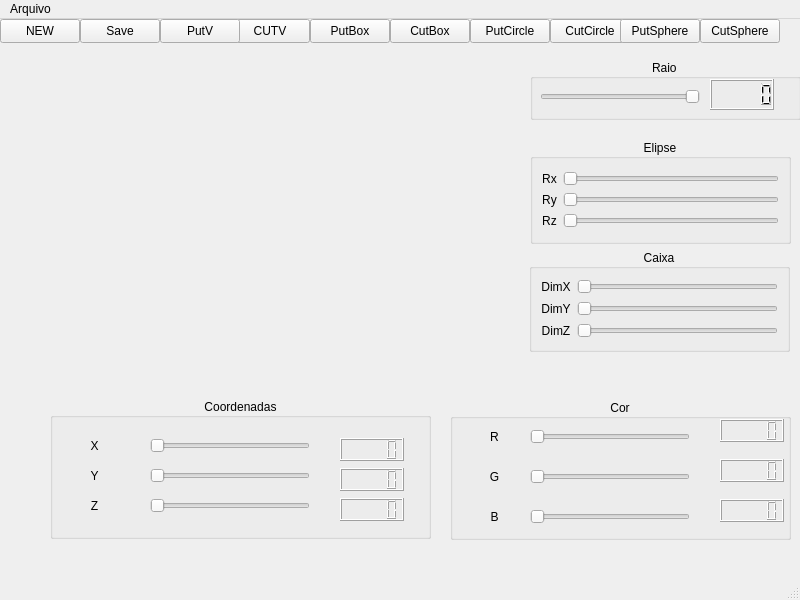
This is programacaoAvancada/Unidade 3/sculptor/mainwindow.ui in josefelix11/programacao_avancada as Qt 5 draws it before an edit. The edited form follows.
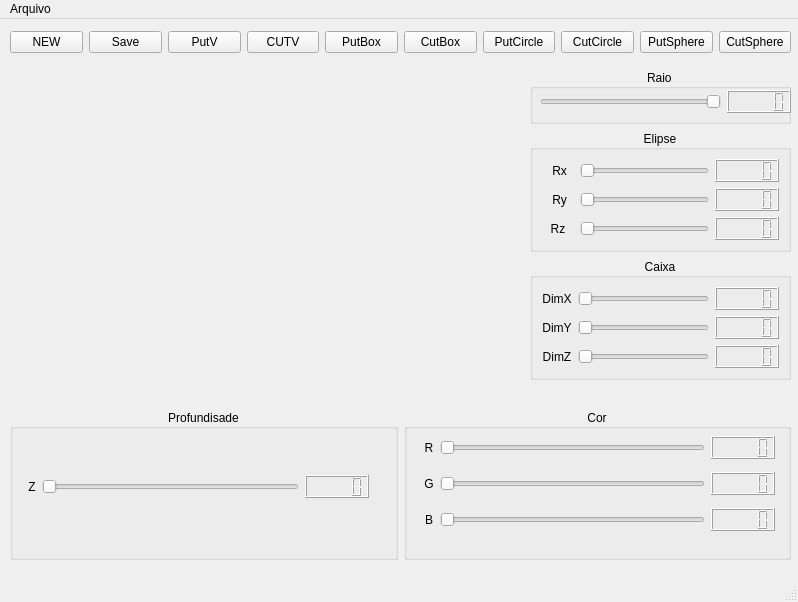
This is the edited form. Icons and pictures are not drawn. Custom widgets are drawn as their Qt base class.

```diff
--- a/programacaoAvancada/Unidade 3/sculptor/mainwindow.ui
+++ b/programacaoAvancada/Unidade 3/sculptor/mainwindow.ui
@@ -6,23 +6,118 @@
    <rect>
     <x>0</x>
     <y>0</y>
-    <width>800</width>
-    <height>600</height>
+    <width>798</width>
+    <height>602</height>
    </rect>
   </property>
   <property name="windowTitle">
    <string>MainWindow</string>
   </property>
   <widget class="QWidget" name="centralwidget">
+   <widget class="VisaoXY" name="widget" native="true">
+    <property name="geometry">
+     <rect>
+      <x>100</x>
+      <y>40</y>
+      <width>331</width>
+      <height>331</height>
+     </rect>
+    </property>
+   </widget>
+   <widget class="QWidget" name="">
+    <property name="geometry">
+     <rect>
+      <x>10</x>
+      <y>10</y>
+      <width>781</width>
+      <height>26</height>
+     </rect>
+    </property>
+    <layout class="QHBoxLayout" name="horizontalLayout_3">
+     <item>
+      <widget class="QPushButton" name="pushButtonNew">
+       <property name="text">
+        <string>NEW</string>
+       </property>
+      </widget>
+     </item>
+     <item>
+      <widget class="QPushButton" name="pushButtonSave">
+       <property name="text">
+        <string>Save</string>
+       </property>
+      </widget>
+     </item>
+     <item>
+      <widget class="QPushButton" name="pushButtonPutVoxel">
+       <property name="text">
+        <string>PutV</string>
+       </property>
+      </widget>
+     </item>
+     <item>
+      <widget class="QPushButton" name="pushButtonCutVoxel">
+       <property name="text">
+        <string>CUTV</string>
+       </property>
+      </widget>
+     </item>
+     <item>
+      <widget class="QPushButton" name="pushButtonPutBox">
+       <property name="text">
+        <string>PutBox</string>
+       </property>
+      </widget>
+     </item>
+     <item>
+      <widget class="QPushButton" name="pushButtonCutBox">
+       <property name="text">
+        <string>CutBox</string>
+       </property>
+      </widget>
+     </item>
+     <item>
+      <widget class="QPushButton" name="pushButtonPutCircle">
+       <property name="text">
+        <string>PutCircle</string>
+       </property>
+      </widget>
+     </item>
+     <item>
+      <widget class="QPushButton" name="pushButtonCutCircle">
+       <property name="text">
+        <string>CutCircle</string>
+       </property>
+      </widget>
+     </item>
+     <item>
+      <widget class="QPushButton" name="pushButtonPutSphere">
+       <property name="text">
+        <string>PutSphere</string>
+       </property>
+      </widget>
+     </item>
+     <item>
+      <widget class="QPushButton" name="pushButtonCutSphere">
+       <property name="text">
+        <string>CutSphere</string>
+       </property>
+      </widget>
+     </item>
+    </layout>
+   </widget>
+   <widget class="QWidget" name="">
+    <property name="geometry">
+     <rect>
+      <x>530</x>
+      <y>50</y>
+      <width>261</width>
+      <height>311</height>
+     </rect>
+    </property>
+    <layout class="QVBoxLayout" name="verticalLayout_2">
+     <item>
    <widget class="QGroupBox" name="groupBoxRaio">
-    <property name="geometry">
-     <rect>
-      <x>530</x>
-      <y>40</y>
-      <width>271</width>
-      <height>61</height>
-     </rect>
-    </property>
     <property name="layoutDirection">
      <enum>Qt::RightToLeft</enum>
     </property>
@@ -32,39 +127,32 @@
     <property name="alignment">
      <set>Qt::AlignCenter</set>
     </property>
+       <widget class="QWidget" name="">
+        <property name="geometry">
+         <rect>
+          <x>10</x>
+          <y>20</y>
+          <width>251</width>
+          <height>25</height>
+         </rect>
+        </property>
+        <layout class="QGridLayout" name="gridLayout_6">
+         <item row="0" column="1">
+          <widget class="QLCDNumber" name="lcdNumberRaio"/>
+         </item>
+         <item row="0" column="2">
     <widget class="QSlider" name="horizontalSliderRaio">
-     <property name="geometry">
-      <rect>
-       <x>10</x>
-       <y>30</y>
-       <width>160</width>
-       <height>16</height>
-      </rect>
-     </property>
      <property name="orientation">
       <enum>Qt::Horizontal</enum>
      </property>
     </widget>
-    <widget class="QLCDNumber" name="lcdNumberRaio">
-     <property name="geometry">
-      <rect>
-       <x>180</x>
-       <y>20</y>
-       <width>64</width>
-       <height>31</height>
-      </rect>
-     </property>
-    </widget>
-   </widget>
+         </item>
+        </layout>
+       </widget>
+      </widget>
+     </item>
+     <item>
    <widget class="QGroupBox" name="groupBoxElipse">
-    <property name="geometry">
-     <rect>
-      <x>530</x>
-      <y>120</y>
-      <width>261</width>
-      <height>105</height>
-     </rect>
-    </property>
     <property name="title">
      <string>Elipse</string>
     </property>
@@ -77,37 +165,23 @@
        <item row="0" column="0">
         <widget class="QLabel" name="labelRx">
          <property name="text">
-          <string>Rx</string>
+             <string>   Rx  </string>
          </property>
          <property name="alignment">
           <set>Qt::AlignCenter</set>
          </property>
         </widget>
        </item>
-       <item row="0" column="1">
-        <widget class="QSlider" name="horizontalSlider1ELipse">
-         <property name="orientation">
-          <enum>Qt::Horizontal</enum>
-         </property>
-        </widget>
-       </item>
        <item row="1" column="0">
         <widget class="QLabel" name="labelRy">
          <property name="text">
-          <string>Ry</string>
+             <string> Ry</string>
          </property>
          <property name="alignment">
           <set>Qt::AlignCenter</set>
          </property>
         </widget>
        </item>
-       <item row="1" column="1">
-        <widget class="QSlider" name="horizontalSlider2Elipse">
-         <property name="orientation">
-          <enum>Qt::Horizontal</enum>
-         </property>
-        </widget>
-       </item>
        <item row="2" column="0">
         <widget class="QLabel" name="labelRz">
          <property name="text">
@@ -118,6 +192,13 @@
          </property>
         </widget>
        </item>
+          <item row="0" column="1">
+           <widget class="QSlider" name="horizontalSlider1ELipse">
+            <property name="orientation">
+             <enum>Qt::Horizontal</enum>
+            </property>
+           </widget>
+          </item>
        <item row="2" column="1">
         <widget class="QSlider" name="horizontalSlider3Elipseslider3Elipse">
          <property name="orientation">
@@ -125,19 +206,29 @@
          </property>
         </widget>
        </item>
+          <item row="1" column="1">
+           <widget class="QSlider" name="horizontalSlider2Elipse">
+            <property name="orientation">
+             <enum>Qt::Horizontal</enum>
+            </property>
+           </widget>
+          </item>
+          <item row="0" column="2">
+           <widget class="QLCDNumber" name="lcdNumber_4"/>
+          </item>
+          <item row="1" column="2">
+           <widget class="QLCDNumber" name="lcdNumber_5"/>
+          </item>
+          <item row="2" column="2">
+           <widget class="QLCDNumber" name="lcdNumber_6"/>
+          </item>
       </layout>
      </item>
     </layout>
    </widget>
+     </item>
+     <item>
    <widget class="QGroupBox" name="groupBoxCaixa">
-    <property name="geometry">
-     <rect>
-      <x>529</x>
-      <y>230</y>
-      <width>261</width>
-      <height>103</height>
-     </rect>
-    </property>
     <property name="title">
      <string>Caixa</string>
     </property>
@@ -146,6 +237,8 @@
     </property>
     <layout class="QGridLayout" name="gridLayout_2">
      <item row="0" column="0">
+         <layout class="QGridLayout" name="gridLayout_5">
+          <item row="0" column="0">
       <widget class="QLabel" name="labelDimx">
        <property name="text">
         <string>DimX</string>
@@ -162,6 +255,9 @@
        </property>
       </widget>
      </item>
+          <item row="0" column="2">
+           <widget class="QLCDNumber" name="lcdNumber"/>
+          </item>
      <item row="1" column="0">
       <widget class="QLabel" name="labelDimY">
        <property name="text">
@@ -179,6 +275,9 @@
        </property>
       </widget>
      </item>
+          <item row="1" column="2">
+           <widget class="QLCDNumber" name="lcdNumber_3"/>
+          </item>
      <item row="2" column="0">
       <widget class="QLabel" name="labelDimZ">
        <property name="text">
@@ -196,194 +295,101 @@
        </property>
       </widget>
      </item>
-    </layout>
-   </widget>
-   <widget class="QPushButton" name="pushButtonNew">
-    <property name="geometry">
-     <rect>
-      <x>0</x>
-      <y>0</y>
-      <width>80</width>
-      <height>24</height>
-     </rect>
-    </property>
-    <property name="text">
-     <string>NEW</string>
-    </property>
+          <item row="2" column="2">
+           <widget class="QLCDNumber" name="lcdNumber_2"/>
+          </item>
+         </layout>
+        </item>
+       </layout>
+      </widget>
+     </item>
+    </layout>
    </widget>
-   <widget class="QPushButton" name="pushButtonSave">
+   <widget class="QWidget" name="">
     <property name="geometry">
      <rect>
-      <x>80</x>
-      <y>0</y>
-      <width>80</width>
-      <height>24</height>
+      <x>10</x>
+      <y>390</y>
+      <width>781</width>
+      <height>151</height>
      </rect>
     </property>
-    <property name="text">
-     <string>Save</string>
-    </property>
-   </widget>
-   <widget class="QPushButton" name="pushButtonCutVoxel">
-    <property name="geometry">
-     <rect>
-      <x>230</x>
-      <y>0</y>
-      <width>80</width>
-      <height>24</height>
-     </rect>
-    </property>
-    <property name="text">
-     <string>CUTV</string>
-    </property>
-   </widget>
-   <widget class="QPushButton" name="pushButtonPutVoxel">
+    <layout class="QHBoxLayout" name="horizontalLayout_2">
+     <item>
+      <widget class="QGroupBox" name="groupBoxCoordenadas">
+       <property name="title">
+        <string>Profundisade</string>
+       </property>
+       <property name="alignment">
+        <set>Qt::AlignCenter</set>
+       </property>
+       <widget class="QWidget" name="">
     <property name="geometry">
      <rect>
-      <x>160</x>
-      <y>0</y>
-      <width>80</width>
-      <height>24</height>
-     </rect>
-    </property>
-    <property name="text">
-     <string>PutV</string>
-    </property>
-   </widget>
-   <widget class="QPushButton" name="pushButtonCutBox">
-    <property name="geometry">
-     <rect>
-      <x>390</x>
-      <y>0</y>
-      <width>80</width>
-      <height>24</height>
-     </rect>
-    </property>
-    <property name="text">
-     <string>CutBox</string>
-    </property>
-   </widget>
-   <widget class="QPushButton" name="pushButtonPutCircle">
-    <property name="geometry">
-     <rect>
-      <x>470</x>
-      <y>0</y>
-      <width>80</width>
-      <height>24</height>
-     </rect>
-    </property>
-    <property name="text">
-     <string>PutCircle</string>
-    </property>
-   </widget>
-   <widget class="QPushButton" name="pushButtonCutCircle">
-    <property name="geometry">
-     <rect>
-      <x>550</x>
-      <y>0</y>
-      <width>80</width>
-      <height>24</height>
-     </rect>
-    </property>
-    <property name="text">
-     <string>CutCircle</string>
-    </property>
-   </widget>
-   <widget class="QPushButton" name="pushButtonPutSphere">
-    <property name="geometry">
-     <rect>
-      <x>620</x>
-      <y>0</y>
-      <width>80</width>
-      <height>24</height>
-     </rect>
-    </property>
-    <property name="text">
-     <string>PutSphere</string>
-    </property>
-   </widget>
-   <widget class="QPushButton" name="pushButtonCutSphere">
-    <property name="geometry">
-     <rect>
-      <x>700</x>
-      <y>0</y>
-      <width>80</width>
-      <height>24</height>
-     </rect>
-    </property>
-    <property name="text">
-     <string>CutSphere</string>
-    </property>
-   </widget>
-   <widget class="QPushButton" name="pushButtonPutBox">
-    <property name="geometry">
-     <rect>
-      <x>310</x>
-      <y>0</y>
-      <width>80</width>
-      <height>24</height>
-     </rect>
-    </property>
-    <property name="text">
-     <string>PutBox</string>
-    </property>
-   </widget>
-   <widget class="QGroupBox" name="groupBox">
-    <property name="geometry">
-     <rect>
-      <x>450</x>
-      <y>380</y>
+          <x>18</x>
+          <y>22</y>
       <width>341</width>
-      <height>141</height>
-     </rect>
-    </property>
+          <height>111</height>
+         </rect>
+        </property>
+        <layout class="QGridLayout" name="gridLayout_7">
+         <item row="0" column="1">
+          <widget class="QSlider" name="horizontalSliderZ">
+           <property name="maximum">
+            <number>30</number>
+           </property>
+           <property name="orientation">
+            <enum>Qt::Horizontal</enum>
+           </property>
+          </widget>
+         </item>
+         <item row="0" column="0">
+          <widget class="QLabel" name="labelZ">
+           <property name="text">
+            <string>Z</string>
+           </property>
+           <property name="alignment">
+            <set>Qt::AlignCenter</set>
+           </property>
+          </widget>
+         </item>
+         <item row="0" column="2">
+          <widget class="QLCDNumber" name="lcdNumberZ"/>
+         </item>
+        </layout>
+       </widget>
+      </widget>
+     </item>
+     <item>
+      <widget class="QGroupBox" name="groupBox">
     <property name="title">
      <string>Cor</string>
     </property>
     <property name="alignment">
      <set>Qt::AlignCenter</set>
     </property>
-    <widget class="QLabel" name="labelR">
+       <widget class="QWidget" name="">
      <property name="geometry">
       <rect>
        <x>20</x>
-       <y>30</y>
-       <width>49</width>
-       <height>16</height>
-      </rect>
-     </property>
-     <property name="text">
-      <string>R</string>
-     </property>
-     <property name="alignment">
-      <set>Qt::AlignCenter</set>
-     </property>
-    </widget>
-    <widget class="QLabel" name="labelG">
-     <property name="geometry">
-      <rect>
-       <x>20</x>
-       <y>70</y>
-       <width>49</width>
-       <height>16</height>
-      </rect>
-     </property>
-     <property name="text">
-      <string>G</string>
-     </property>
-     <property name="alignment">
-      <set>Qt::AlignCenter</set>
-     </property>
-    </widget>
+          <y>20</y>
+          <width>351</width>
+          <height>111</height>
+         </rect>
+        </property>
+        <layout class="QGridLayout" name="gridLayout_8">
+         <item row="1" column="1">
+          <widget class="QSlider" name="horizontalSliderG">
+           <property name="orientation">
+            <enum>Qt::Horizontal</enum>
+           </property>
+          </widget>
+         </item>
+         <item row="2" column="2">
+          <widget class="QLCDNumber" name="lcdNumberB"/>
+         </item>
+         <item row="2" column="0">
     <widget class="QLabel" name="labelB">
-     <property name="geometry">
-      <rect>
-       <x>20</x>
-       <y>110</y>
-       <width>49</width>
-       <height>16</height>
-      </rect>
-     </property>
      <property name="text">
       <string>B</string>
      </property>
@@ -391,208 +397,52 @@
       <set>Qt::AlignCenter</set>
      </property>
     </widget>
-    <widget class="QSlider" name="horizontalSliderR">
-     <property name="geometry">
-      <rect>
-       <x>80</x>
-       <y>30</y>
-       <width>160</width>
-       <height>16</height>
-      </rect>
-     </property>
-     <property name="orientation">
-      <enum>Qt::Horizontal</enum>
-     </property>
-    </widget>
-    <widget class="QSlider" name="horizontalSliderG">
-     <property name="geometry">
-      <rect>
-       <x>80</x>
-       <y>70</y>
-       <width>160</width>
-       <height>16</height>
-      </rect>
-     </property>
-     <property name="orientation">
-      <enum>Qt::Horizontal</enum>
-     </property>
-    </widget>
+         </item>
+         <item row="1" column="2">
+          <widget class="QLCDNumber" name="lcdNumberG"/>
+         </item>
+         <item row="2" column="1">
     <widget class="QSlider" name="horizontalSliderB">
-     <property name="geometry">
-      <rect>
-       <x>80</x>
-       <y>110</y>
-       <width>160</width>
-       <height>16</height>
-      </rect>
-     </property>
      <property name="orientation">
       <enum>Qt::Horizontal</enum>
      </property>
     </widget>
-    <widget class="QLCDNumber" name="lcdNumberR">
-     <property name="geometry">
-      <rect>
-       <x>270</x>
-       <y>20</y>
-       <width>64</width>
-       <height>23</height>
-      </rect>
-     </property>
-    </widget>
-    <widget class="QLCDNumber" name="lcdNumberG">
-     <property name="geometry">
-      <rect>
-       <x>270</x>
-       <y>60</y>
-       <width>64</width>
-       <height>23</height>
-      </rect>
-     </property>
-    </widget>
-    <widget class="QLCDNumber" name="lcdNumberB">
-     <property name="geometry">
-      <rect>
-       <x>270</x>
-       <y>100</y>
-       <width>64</width>
-       <height>23</height>
-      </rect>
-     </property>
-    </widget>
-   </widget>
-   <widget class="QGroupBox" name="groupBoxCoordenadas">
-    <property name="geometry">
-     <rect>
-      <x>50</x>
-      <y>379</y>
-      <width>381</width>
-      <height>141</height>
-     </rect>
-    </property>
-    <property name="title">
-     <string>Coordenadas</string>
-    </property>
-    <property name="alignment">
-     <set>Qt::AlignCenter</set>
-    </property>
-    <widget class="QLabel" name="labelX">
-     <property name="geometry">
-      <rect>
-       <x>20</x>
-       <y>40</y>
-       <width>49</width>
-       <height>16</height>
-      </rect>
-     </property>
+         </item>
+         <item row="1" column="0">
+          <widget class="QLabel" name="labelG">
      <property name="text">
-      <string>X</string>
+            <string>G</string>
      </property>
      <property name="alignment">
       <set>Qt::AlignCenter</set>
      </property>
     </widget>
-    <widget class="QLabel" name="labelY">
-     <property name="geometry">
-      <rect>
-       <x>20</x>
-       <y>70</y>
-       <width>49</width>
-       <height>16</height>
-      </rect>
-     </property>
+         </item>
+         <item row="0" column="2">
+          <widget class="QLCDNumber" name="lcdNumberR"/>
+         </item>
+         <item row="0" column="0">
+          <widget class="QLabel" name="labelR">
      <property name="text">
-      <string>Y</string>
+            <string>R</string>
      </property>
      <property name="alignment">
       <set>Qt::AlignCenter</set>
      </property>
     </widget>
-    <widget class="QLabel" name="labelZ">
-     <property name="geometry">
-      <rect>
-       <x>20</x>
-       <y>100</y>
-       <width>49</width>
-       <height>16</height>
-      </rect>
-     </property>
-     <property name="text">
-      <string>Z</string>
-     </property>
-     <property name="alignment">
-      <set>Qt::AlignCenter</set>
-     </property>
-    </widget>
-    <widget class="QSlider" name="shorizontalSliderX">
-     <property name="geometry">
-      <rect>
-       <x>100</x>
-       <y>40</y>
-       <width>160</width>
-       <height>16</height>
-      </rect>
-     </property>
+         </item>
+         <item row="0" column="1">
+          <widget class="QSlider" name="horizontalSliderR">
      <property name="orientation">
       <enum>Qt::Horizontal</enum>
      </property>
     </widget>
-    <widget class="QSlider" name="horizontalSliderY">
-     <property name="geometry">
-      <rect>
-       <x>100</x>
-       <y>70</y>
-       <width>160</width>
-       <height>16</height>
-      </rect>
-     </property>
-     <property name="orientation">
-      <enum>Qt::Horizontal</enum>
-     </property>
-    </widget>
-    <widget class="QSlider" name="horizontalSliderZ">
-     <property name="geometry">
-      <rect>
-       <x>100</x>
-       <y>100</y>
-       <width>160</width>
-       <height>16</height>
-      </rect>
-     </property>
-     <property name="orientation">
-      <enum>Qt::Horizontal</enum>
-     </property>
-    </widget>
-    <widget class="QLCDNumber" name="lcdNumberX">
-     <property name="geometry">
-      <rect>
-       <x>290</x>
-       <y>40</y>
-       <width>64</width>
-       <height>23</height>
-      </rect>
-     </property>
-    </widget>
-    <widget class="QLCDNumber" name="lcdNumberY">
-     <property name="geometry">
-      <rect>
-       <x>290</x>
-       <y>70</y>
-       <width>64</width>
-       <height>23</height>
-      </rect>
-     </property>
-    </widget>
-    <widget class="QLCDNumber" name="lcdNumberZ">
-     <property name="geometry">
-      <rect>
-       <x>290</x>
-       <y>100</y>
-       <width>64</width>
-       <height>23</height>
-      </rect>
-     </property>
-    </widget>
+         </item>
+        </layout>
+       </widget>
+      </widget>
+     </item>
+    </layout>
    </widget>
   </widget>
   <widget class="QMenuBar" name="menubar">
@@ -600,8 +450,8 @@
     <rect>
      <x>0</x>
      <y>0</y>
-     <width>800</width>
-     <height>21</height>
+     <width>798</width>
+     <height>22</height>
     </rect>
    </property>
    <widget class="QMenu" name="menuArquivo">
@@ -629,11 +479,221 @@
    </property>
   </action>
   <action name="actionSair">
+   <property name="icon">
+    <iconset resource="recursos.qrc">
+     <normaloff>:/icones/recursos/voxel.png</normaloff>:/icones/recursos/voxel.png</iconset>
+   </property>
    <property name="text">
     <string>Sair</string>
    </property>
   </action>
  </widget>
- <resources/>
- <connections/>
+ <customwidgets>
+  <customwidget>
+   <class>VisaoXY</class>
+   <extends>QWidget</extends>
+   <header>visaoxy.h</header>
+   <container>1</container>
+  </customwidget>
+ </customwidgets>
+ <resources>
+  <include location="recursos.qrc"/>
+ </resources>
+ <connections>
+  <connection>
+   <sender>horizontalSliderRaio</sender>
+   <signal>valueChanged(int)</signal>
+   <receiver>lcdNumberRaio</receiver>
+   <slot>display(int)</slot>
+   <hints>
+    <hint type="sourcelabel">
+     <x>640</x>
+     <y>95</y>
+    </hint>
+    <hint type="destinationlabel">
+     <x>736</x>
+     <y>99</y>
+    </hint>
+   </hints>
+  </connection>
+  <connection>
+   <sender>horizontalSlider1ELipse</sender>
+   <signal>valueChanged(int)</signal>
+   <receiver>lcdNumber_4</receiver>
+   <slot>display(int)</slot>
+   <hints>
+    <hint type="sourcelabel">
+     <x>625</x>
+     <y>180</y>
+    </hint>
+    <hint type="destinationlabel">
+     <x>739</x>
+     <y>173</y>
+    </hint>
+   </hints>
+  </connection>
+  <connection>
+   <sender>horizontalSlider2Elipse</sender>
+   <signal>valueChanged(int)</signal>
+   <receiver>lcdNumber_5</receiver>
+   <slot>display(int)</slot>
+   <hints>
+    <hint type="sourcelabel">
+     <x>652</x>
+     <y>203</y>
+    </hint>
+    <hint type="destinationlabel">
+     <x>734</x>
+     <y>206</y>
+    </hint>
+   </hints>
+  </connection>
+  <connection>
+   <sender>horizontalSlider3Elipseslider3Elipse</sender>
+   <signal>valueChanged(int)</signal>
+   <receiver>lcdNumber_6</receiver>
+   <slot>display(int)</slot>
+   <hints>
+    <hint type="sourcelabel">
+     <x>617</x>
+     <y>229</y>
+    </hint>
+    <hint type="destinationlabel">
+     <x>737</x>
+     <y>236</y>
+    </hint>
+   </hints>
+  </connection>
+  <connection>
+   <sender>horizontalSliderDimX</sender>
+   <signal>valueChanged(int)</signal>
+   <receiver>lcdNumber</receiver>
+   <slot>display(int)</slot>
+   <hints>
+    <hint type="sourcelabel">
+     <x>655</x>
+     <y>301</y>
+    </hint>
+    <hint type="destinationlabel">
+     <x>745</x>
+     <y>309</y>
+    </hint>
+   </hints>
+  </connection>
+  <connection>
+   <sender>horizontalSliderDimY</sender>
+   <signal>valueChanged(int)</signal>
+   <receiver>lcdNumber_3</receiver>
+   <slot>display(int)</slot>
+   <hints>
+    <hint type="sourcelabel">
+     <x>638</x>
+     <y>328</y>
+    </hint>
+    <hint type="destinationlabel">
+     <x>759</x>
+     <y>333</y>
+    </hint>
+   </hints>
+  </connection>
+  <connection>
+   <sender>horizontalSliderDimZ</sender>
+   <signal>valueChanged(int)</signal>
+   <receiver>lcdNumber_2</receiver>
+   <slot>display(int)</slot>
+   <hints>
+    <hint type="sourcelabel">
+     <x>615</x>
+     <y>358</y>
+    </hint>
+    <hint type="destinationlabel">
+     <x>752</x>
+     <y>354</y>
+    </hint>
+   </hints>
+  </connection>
+  <connection>
+   <sender>horizontalSliderR</sender>
+   <signal>valueChanged(int)</signal>
+   <receiver>lcdNumberR</receiver>
+   <slot>display(int)</slot>
+   <hints>
+    <hint type="sourcelabel">
+     <x>566</x>
+     <y>457</y>
+    </hint>
+    <hint type="destinationlabel">
+     <x>730</x>
+     <y>457</y>
+    </hint>
+   </hints>
+  </connection>
+  <connection>
+   <sender>horizontalSliderG</sender>
+   <signal>valueChanged(int)</signal>
+   <receiver>lcdNumberG</receiver>
+   <slot>display(int)</slot>
+   <hints>
+    <hint type="sourcelabel">
+     <x>617</x>
+     <y>481</y>
+    </hint>
+    <hint type="destinationlabel">
+     <x>727</x>
+     <y>490</y>
+    </hint>
+   </hints>
+  </connection>
+  <connection>
+   <sender>horizontalSliderB</sender>
+   <signal>valueChanged(int)</signal>
+   <receiver>lcdNumberB</receiver>
+   <slot>display(int)</slot>
+   <hints>
+    <hint type="sourcelabel">
+     <x>626</x>
+     <y>524</y>
+    </hint>
+    <hint type="destinationlabel">
+     <x>716</x>
+     <y>527</y>
+    </hint>
+   </hints>
+  </connection>
+  <connection>
+   <sender>actionSair</sender>
+   <signal>triggered()</signal>
+   <receiver>MainWindow</receiver>
+   <slot>sair()</slot>
+   <hints>
+    <hint type="sourcelabel">
+     <x>-1</x>
+     <y>-1</y>
+    </hint>
+    <hint type="destinationlabel">
+     <x>398</x>
+     <y>300</y>
+    </hint>
+   </hints>
+  </connection>
+  <connection>
+   <sender>horizontalSliderZ</sender>
+   <signal>valueChanged(int)</signal>
+   <receiver>lcdNumberZ</receiver>
+   <slot>display(int)</slot>
+   <hints>
+    <hint type="sourcelabel">
+     <x>272</x>
+     <y>526</y>
+    </hint>
+    <hint type="destinationlabel">
+     <x>325</x>
+     <y>522</y>
+    </hint>
+   </hints>
+  </connection>
+ </connections>
+ <slots>
+  <slot>sair()</slot>
+ </slots>
 </ui>
```
Lines whose indentation alone changed are shown as unchanged.
